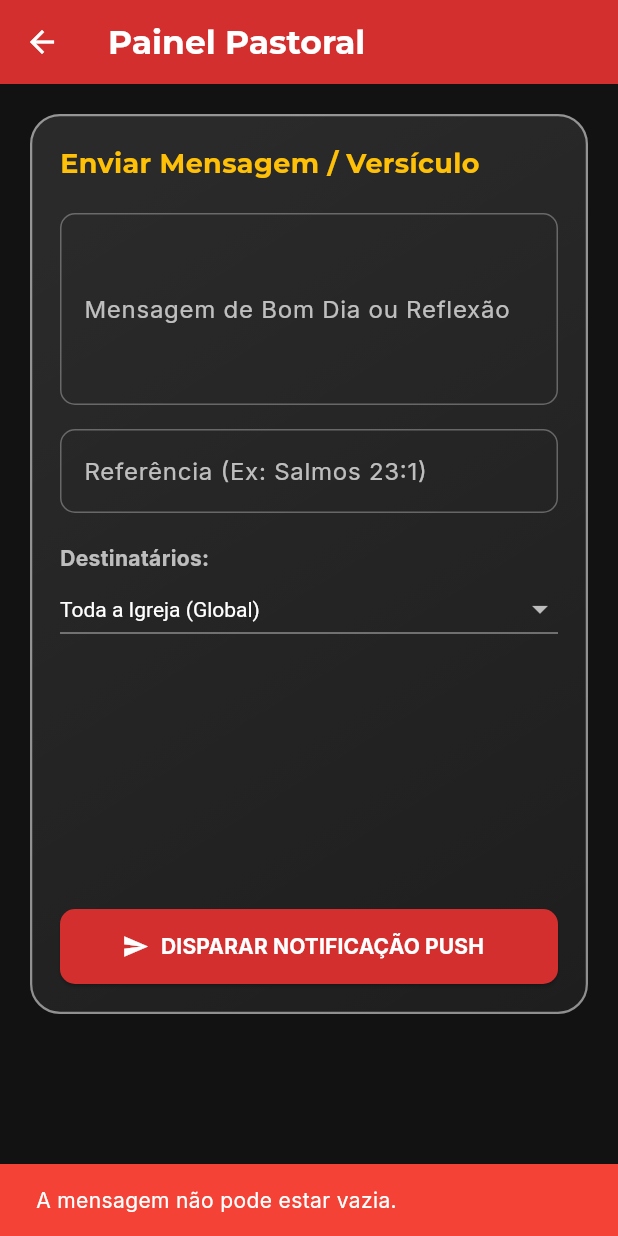
After one commit to RafaSniper001/ibncv_app, a Flutter app: the PainelPastorScreen screen opened directly, after a tap on "DISPARAR NOTIFICAÇÃO PUSH", on a phone screen of 412 x 824 dp. The commit adds this screen. Run offline on Flutter 3.47's test engine with Material 3 defaults, Android fonts, the phone set to English and light mode, and no system bars; drawn by our look-alikes of glassmorphism; our stand-ins replace google_fonts, supabase_flutter, video_player; accounts and stored records are empty.

Commit message:
feat: Modulo Pastoral com Card Dinamico de Avisos

```diff
--- /dev/null
+++ b/lib/screens/painel_pastor.dart
@@ -0,0 +1,188 @@
+import 'package:flutter/material.dart';
+import 'package:supabase_flutter/supabase_flutter.dart';
+import 'package:glassmorphism/glassmorphism.dart';
+import 'package:google_fonts/google_fonts.dart';
+
+class PainelPastorScreen extends StatefulWidget {
+  const PainelPastorScreen({super.key});
+
+  @override
+  State<PainelPastorScreen> createState() => _PainelPastorScreenState();
+}
+
+class _PainelPastorScreenState extends State<PainelPastorScreen> {
+  final _mensagemController = TextEditingController();
+  final _referenciaController = TextEditingController();
+  String _destinatario = 'Todos'; // Todos, Lideres, Especifico
+  bool _isLoading = false;
+
+  final SupabaseClient _supabase = Supabase.instance.client;
+
+  @override
+  void dispose() {
+    _mensagemController.dispose();
+    _referenciaController.dispose();
+    super.dispose();
+  }
+
+  Future<void> _enviarMensagem() async {
+    if (_mensagemController.text.trim().isEmpty) {
+      ScaffoldMessenger.of(context).showSnackBar(
+        const SnackBar(content: Text('A mensagem não pode estar vazia.', style: TextStyle(color: Colors.white)), backgroundColor: Colors.red),
+      );
+      return;
+    }
+
+    setState(() => _isLoading = true);
+
+    try {
+      // 1. Salvar na Tabela Avisos
+      await _supabase.from('avisos').insert({
+        'mensagem': _mensagemController.text.trim(),
+        'referencia': _referenciaController.text.trim(),
+        'destinatario_grupo': _destinatario,
+        'autor_id': _supabase.auth.currentUser?.id,
+        'criado_em': DateTime.now().toIso8601String(),
+      });
+
+      // 2. Disparar Edge Function para Push (Lógica via API do Supabase)
+      // await _supabase.functions.invoke('send-push', body: {
+      //   'title': 'Mensagem do Pastor',
+      //   'body': _mensagemController.text.trim(),
+      //   'target': _destinatario
+      // });
+
+      if (context.mounted) {
+        ScaffoldMessenger.of(context).showSnackBar(
+          const SnackBar(content: Text('Mensagem enviada com sucesso e notificação push agendada!'), backgroundColor: Colors.green),
+        );
+        _mensagemController.clear();
+        _referenciaController.clear();
+      }
+    } catch (e) {
+      debugPrint('Erro ao enviar mensagem: \$e');
+      if (context.mounted) {
+        ScaffoldMessenger.of(context).showSnackBar(
+          SnackBar(content: Text('Erro ao enviar: \$e'), backgroundColor: Colors.red),
+        );
+      }
+    } finally {
+      if (context.mounted) {
+        setState(() => _isLoading = false);
+      }
+    }
+  }
+
+  @override
+  Widget build(BuildContext context) {
+    return Scaffold(
+      backgroundColor: const Color(0xFF121212),
+      appBar: AppBar(
+        backgroundColor: const Color(0xFFD32F2F),
+        title: Text('Painel Pastoral', style: GoogleFonts.montserrat(fontWeight: FontWeight.bold, color: Colors.white)),
+        iconTheme: const IconThemeData(color: Colors.white),
+      ),
+      body: SingleChildScrollView(
+        padding: const EdgeInsets.all(20.0),
+        child: GlassmorphicContainer(
+          width: double.infinity,
+          height: 600,
+          borderRadius: 20,
+          blur: 15,
+          alignment: Alignment.topCenter,
+          border: 1.5,
+          linearGradient: LinearGradient(
+              begin: Alignment.topLeft,
+              end: Alignment.bottomRight,
+              colors: [
+                const Color(0xFFffffff).withOpacity(0.1),
+                const Color(0xFFFFFFFF).withOpacity(0.05),
+              ],
+              stops: const [0.1, 1],
+          ),
+          borderGradient: LinearGradient(
+            begin: Alignment.topLeft,
+            end: Alignment.bottomRight,
+            colors: [
+              const Color(0xFFffffff).withOpacity(0.5),
+              const Color((0xFFFFFFFF)).withOpacity(0.5),
+            ],
+          ),
+          child: Padding(
+            padding: const EdgeInsets.all(20.0),
+            child: Column(
+              crossAxisAlignment: CrossAxisAlignment.start,
+              children: [
+                Text(
+                  'Enviar Mensagem / Versículo',
+                  style: GoogleFonts.montserrat(fontSize: 18, fontWeight: FontWeight.bold, color: const Color(0xFFFFC107)),
+                ),
+                const SizedBox(height: 20),
+
+                // Mensagem
+                TextField(
+                  controller: _mensagemController,
+                  maxLines: 4,
+                  style: const TextStyle(color: Colors.white),
+                  decoration: InputDecoration(
+                    labelText: 'Mensagem de Bom Dia ou Reflexão',
+                    labelStyle: const TextStyle(color: Colors.white70),
+                    enabledBorder: OutlineInputBorder(borderSide: const BorderSide(color: Colors.white30), borderRadius: BorderRadius.circular(10)),
+                    focusedBorder: OutlineInputBorder(borderSide: const BorderSide(color: Color(0xFFFFC107)), borderRadius: BorderRadius.circular(10)),
+                  ),
+                ),
+                const SizedBox(height: 16),
+
+                // Referencia Bíblica
+                TextField(
+                  controller: _referenciaController,
+                  style: const TextStyle(color: Colors.white),
+                  decoration: InputDecoration(
+                    labelText: 'Referência (Ex: Salmos 23:1)',
+                    labelStyle: const TextStyle(color: Colors.white70),
+                    enabledBorder: OutlineInputBorder(borderSide: const BorderSide(color: Colors.white30), borderRadius: BorderRadius.circular(10)),
+                    focusedBorder: OutlineInputBorder(borderSide: const BorderSide(color: Color(0xFFFFC107)), borderRadius: BorderRadius.circular(10)),
+                  ),
+                ),
+                const SizedBox(height: 20),
+
+                // Destinatários
+                Text('Destinatários:', style: GoogleFonts.inter(color: Colors.white70, fontWeight: FontWeight.bold)),
+                DropdownButton<String>(
+                  value: _destinatario,
+                  dropdownColor: Colors.grey[900],
+                  isExpanded: true,
+                  style: const TextStyle(color: Colors.white),
+                  items: const [
+                    DropdownMenuItem(value: 'Todos', child: Text('Toda a Igreja (Global)')),
+                    DropdownMenuItem(value: 'Lideres', child: Text('Apenas Liderança')),
+                    DropdownMenuItem(value: 'Especifico', child: Text('Membro Específico')),
+                  ],
+                  onChanged: (val) {
+                    if (val != null) setState(() => _destinatario = val);
+                  },
+                ),
+                const Spacer(),
+
+                // Botão Enviar
+                _isLoading
+                  ? const Center(child: CircularProgressIndicator(color: Color(0xFFFFC107)))
+                  : ElevatedButton.icon(
+                      icon: const Icon(Icons.send),
+                      label: const Text('DISPARAR NOTIFICAÇÃO PUSH', style: TextStyle(fontWeight: FontWeight.bold)),
+                      style: ElevatedButton.styleFrom(
+                        backgroundColor: const Color(0xFFD32F2F),
+                        foregroundColor: Colors.white,
+                        minimumSize: const Size(double.infinity, 50),
+                        shape: RoundedRectangleBorder(borderRadius: BorderRadius.circular(10)),
+                      ),
+                      onPressed: _enviarMensagem,
+                  ),
+              ],
+            ),
+          ),
+        ),
+      ),
+    );
+  }
+}
--- a/lib/widgets/app_drawer.dart
+++ b/lib/widgets/app_drawer.dart
@@ -1,8 +1,10 @@
 import 'package:flutter/material.dart';
 import 'package:provider/provider.dart';
 import '../services/auth_service.dart';
+import '../services/auth_service.dart';
 import '../models/app_role.dart';
 import '../screens/login_screen.dart';
+import '../screens/painel_pastor.dart';
 
 class AppDrawer extends StatelessWidget {
   const AppDrawer({super.key});
@@ -98,7 +100,10 @@ class AppDrawer extends StatelessWidget {
     // Pastor
     if (role.index <= AppRole.pastor.index) {
       items.add(const Divider(color: Colors.white12));
-      items.add(_buildItem(Icons.send, 'Enviar Push Inteligente', () {}));
+      items.add(_buildItem(Icons.send, 'Enviar Push Inteligente', () {
+        Navigator.pop(context); // Fecha o drawer
+        Navigator.push(context, MaterialPageRoute(builder: (_) => const PainelPastorScreen()));
+      }));
       items.add(_buildItem(Icons.record_voice_over, 'Bom Dia Pastoral', () {}));
     }
 
```
Also changed, not shown: lib/splash_screen.dart (+65 -1 lines), 1 other file.
